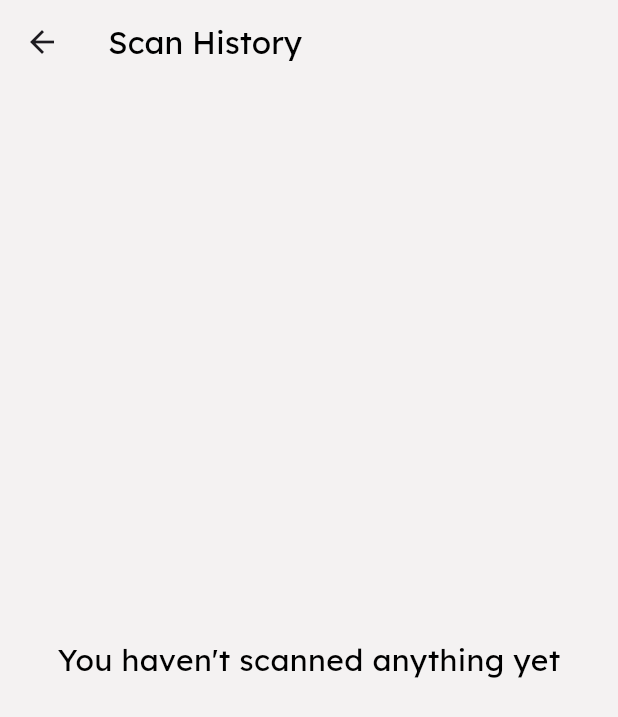
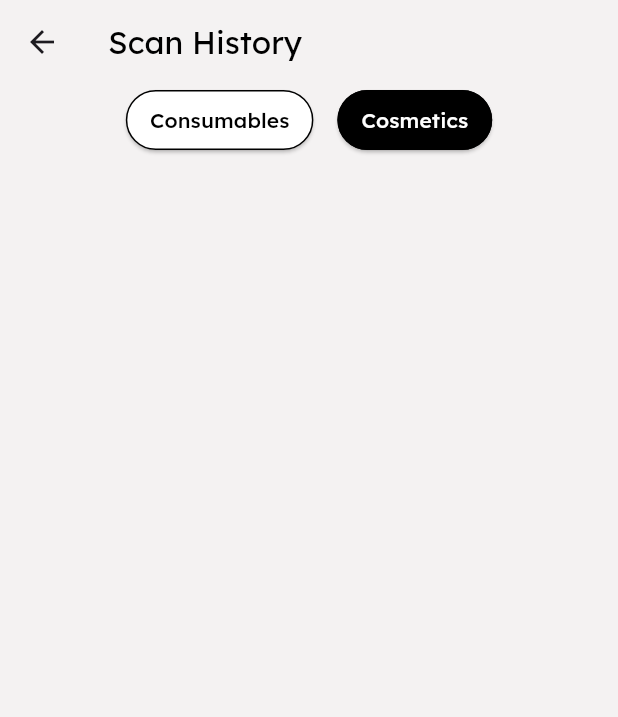
Before and after one commit to pojesh/NutriScanApp, a Flutter app: the HistoryPage screen opened directly with empty values, on a phone screen of 412 x 824 dp. Shown: the top 717 px of the screen. Run offline on Flutter 3.47's test engine with Material 3 defaults, Android fonts, the phone set to English and light mode, and no system bars; our stand-ins replace cloud_firestore, firebase_auth, firebase_core, fluttertoast, get, google_fonts and 1 more; missing offline and left inert: flutter_barcode_scanner; accounts and stored records are empty.

Commit message:
history page ui enhancement

```diff
--- a/lib/screens/historypage.dart
+++ b/lib/screens/historypage.dart
@@ -1,25 +1,76 @@
+import 'dart:math';
+import 'package:flutter/foundation.dart';
 import 'package:flutter/material.dart';
 import 'package:get/get.dart';
 import 'package:google_fonts/google_fonts.dart';
 import 'package:untitled1/screens/product_details.dart';
 import 'package:cloud_firestore/cloud_firestore.dart';
 import 'package:untitled1/firebase/services/history_controller.dart';
+import 'package:untitled1/screens/product_details.dart';
 
-class HistoryPage extends StatelessWidget {
+class HistoryPage extends StatefulWidget {
   final List<String> scannedProducts;
 
-  const HistoryPage({super.key, required this.scannedProducts});
+  const HistoryPage({Key? key, required this.scannedProducts}) : super(key: key);
 
+  @override
+  _HistoryPageState createState() => _HistoryPageState();
+}
+
+class _HistoryPageState extends State<HistoryPage> {
+  bool showConsumables = false;
 
   @override
   Widget build(BuildContext context) {
     return Scaffold(
       appBar: AppBar(
-        title: Text('Scan History',style: GoogleFonts.lexend(),
+        title: Text('Scan History'),
       ),
-        backgroundColor: const Color(0xfff4f2f2),
+      body: Column(
+        children: [
+          Row(
+            mainAxisAlignment: MainAxisAlignment.center,
+            children: [
+              ElevatedButton(
+                onPressed: () {
+                  setState(() {
+                    showConsumables = true;
+                  });
+                },
+                style: ElevatedButton.styleFrom(
+                  foregroundColor: showConsumables ? Colors.white : Colors.black,
+                  backgroundColor: showConsumables ? Colors.black : Colors.white,
+                  side: BorderSide(color: Colors.black), // Add black border
+                  padding: EdgeInsets.symmetric(horizontal: 16.0, vertical: 8.0), // Add padding
                 ),
-      body: FutureBuilder<List<Map<String, dynamic>>>(
+                child: Text(
+                  'Consumables',
+                  style: GoogleFonts.lexend(),
+                ),
+              ),
+              SizedBox(width: 16),
+              ElevatedButton(
+                onPressed: () {
+                  setState(() {
+                    showConsumables = false;
+                  });
+                },
+                style: ElevatedButton.styleFrom(
+                  foregroundColor: !showConsumables ? Colors.white : Colors.black,
+                  backgroundColor: !showConsumables ? Colors.black : Colors.white,
+                  side: BorderSide(color: Colors.black), // Add black border
+                  padding: EdgeInsets.symmetric(horizontal: 16.0, vertical: 8.0), // Add padding
+                ),
+                child: Text(
+                  'Cosmetics',
+                  style: GoogleFonts.lexend(),
+                ),
+              ),
+            ],
+          ),
+          SizedBox(height: 20.0), // Add padding below buttons
+          Expanded(
+            child: FutureBuilder<List<Map<String, dynamic>>>(
               future: fetchProductDetails(),
               builder: (context, snapshot) {
                 if (snapshot.connectionState == ConnectionState.waiting) {
@@ -32,18 +83,11 @@ class HistoryPage extends StatelessWidget {
                   );
                 } else {
                   List<Map<String, dynamic>> products = snapshot.data ?? [];
-            if (products.isEmpty) {
-              return Center(
-                child: Text('You haven\'t scanned anything yet',style: GoogleFonts.lexend(fontSize:20,color:Colors.black),),
-              );
-            }
-            else {
-              return Container(
-                padding: const EdgeInsets.symmetric(horizontal: 16,vertical: 30), // Add horizontal padding
-                child: ListView.separated(
+                  return ListView.builder(
+                    itemCount: products.length,
                     itemBuilder: (context, index) {
                       var product = products[index];
-                    var score = int.tryParse(product['score']?.toString() ?? '0') ?? 0;
+                      var score = product['score'];
                       Color dotColor;
                       if (score >= 80) {
                         dotColor = Colors.green[900]!;
@@ -57,10 +101,10 @@ class HistoryPage extends StatelessWidget {
                         dotColor = Colors.red;
                       }
                       return Padding(
-                      padding: const EdgeInsets.symmetric(vertical: 8),
+                        padding: const EdgeInsets.symmetric(vertical: 10,horizontal: 22),
                         child: GestureDetector(
-                        onTap: ()=> {
-                          Get.to(()=> ProductDetailsPage(documentId: product['gtin']))
+                          onTap: () {
+                            Get.to(() => ProductDetailsPage(documentId: product['gtin']));
                           },
                           child: Container(
                             decoration: BoxDecoration(
@@ -69,20 +113,20 @@ class HistoryPage extends StatelessWidget {
                               border: Border.all(color: Colors.black),
                             ),
                             child: Padding(
-                            padding: const EdgeInsets.symmetric(vertical: 12, horizontal: 14),
+                              padding: const EdgeInsets.symmetric(vertical: 6),
                               child: ListTile(
                                 title: Text(
-                                product['name'] ?? 'Unknown',
-                                style: GoogleFonts.lexend(fontSize: 21, fontWeight: FontWeight.w400),
+                                  product['name'],
+                                  style: GoogleFonts.lexend(fontSize: 20),
                                 ),
                                 trailing: Row(
                                   mainAxisSize: MainAxisSize.min,
                                   children: [
                                     Text(
-                                    score.toString(),
-                                    style: GoogleFonts.lexend(color: Colors.black,fontSize:15),
+                                      '$score',
+                                      style: GoogleFonts.lexend(fontSize: 18, color: Colors.black),
                                     ),
-                                  const SizedBox(width: 4),
+                                    SizedBox(width: 4),
                                     Container(
                                       width: 20,
                                       height: 20,
@@ -99,13 +143,12 @@ class HistoryPage extends StatelessWidget {
                         ),
                       );
                     },
-                  separatorBuilder: (context, index) => const SizedBox(height: 8),
-                  itemCount: products.length,
-                ),
                   );
                 }
-          }
               },
+            ),
+          ),
+        ],
       ),
     );
   }
@@ -114,9 +157,10 @@ class HistoryPage extends StatelessWidget {
     List<Map<String, dynamic>> products = [];
 
     try {
-      for (var gtin in scannedProducts) {
+      String collection = showConsumables ? 'Consumables' : 'Cosmetics';
+      for (var gtin in widget.scannedProducts) {
         var snapshot = await FirebaseFirestore.instance
-            .collection('Consumables')
+            .collection(collection)
             .doc(gtin.trim())
             .get();
 
@@ -126,13 +170,15 @@ class HistoryPage extends StatelessWidget {
           products.add({
             'name': data['Name'],
             'score': data['Score'],
-            //'manufacturerId': data['Manufacturer'], // Assuming this is the manufacturer ID
-            'gtin' : gtin,
+            'manufacturerId': data['Manufacturer'], // Assuming this is the manufacturer ID
+            'gtin': gtin
           });
         }
       }
     } catch (e) {
+      if (kDebugMode) {
         print('Error fetching data: $e');
+      }
     }
 
     return products;
```
Also changed, not shown: lib/screens/account_preferencespage.dart (added, +45 -0 lines), lib/screens/product_details.dart (+6 -3 lines), lib/screens/profile.dart (+13 -10 lines), lib/screens/settings_page.dart (added, +101 -0 lines). Lines whose indentation alone changed are shown as unchanged.
